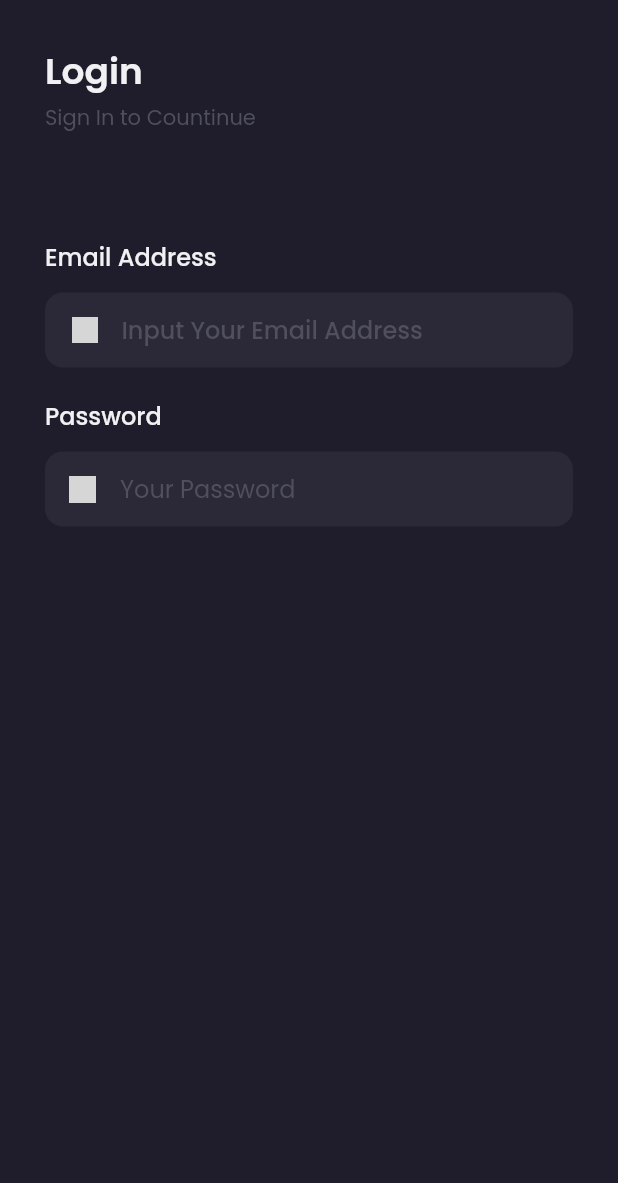
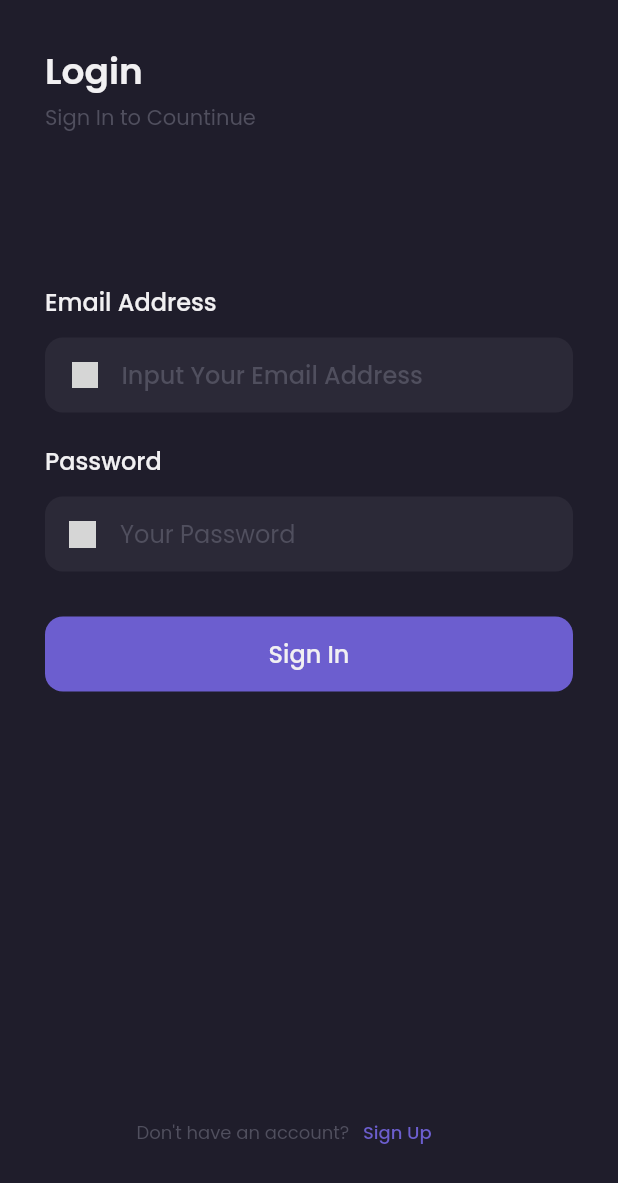
Before and after one commit to Jaya-SI/toko-online-shobar, a Flutter app: the screen it shows after launch, on a phone screen of 412 x 824 dp. Shown: the top 1183 px of the screen. Run offline on Flutter 3.47's test engine with Material 2 defaults, Android fonts, the light colour scheme and no system bars; our stand-ins replace google_fonts; grey boxes are pictures that could not be loaded.

Commit message:
signin fix and signup

```diff
--- a/lib/main.dart
+++ b/lib/main.dart
@@ -1,7 +1,8 @@
 import 'package:flutter/material.dart';
 import 'package:shopbar/pages/home_page.dart';
 import 'package:shopbar/pages/splash_page.dart';
-import 'package:shopbar/sigin-page.dart';
+import 'package:shopbar/signin-page.dart';
+import 'package:shopbar/signup-page.dart';
 
 void main() => runApp(MyApp());
 
@@ -13,8 +14,9 @@ class MyApp extends StatelessWidget {
     return MaterialApp(
       debugShowCheckedModeBanner: false,
       routes: {
-        '/':(context) => SplashPage(),
-        '/sign-in':(context) => SigInPage(),
+        '/': (context) => SplashPage(),
+        '/sign-in': (context) => SigInPage(),
+        '/sign-up': (context) => SignUpPage()
       },
     );
   }
--- /dev/null
+++ b/lib/signin-page.dart
@@ -0,0 +1,212 @@
+import 'package:flutter/material.dart';
+import 'package:google_fonts/google_fonts.dart';
+import 'package:shopbar/theme.dart';
+
+class SigInPage extends StatelessWidget {
+  @override
+  Widget build(BuildContext context) {
+    return Scaffold(
+        backgroundColor: warnaHitam1,
+        body: SafeArea(
+          child: ListView(
+            children: [
+              title(),
+              SizedBox(height: 70),
+              inputEmail(),
+              SizedBox(height: 20),
+              inputPass(),
+              SizedBox(height: 30),
+              btnSignIn(),
+              SizedBox(height: 270),
+              Container(
+                margin: EdgeInsets.symmetric(horizontal: 91),
+                child: Row(
+                  children: [
+                    Text(
+                      'Don\'t have an account?',
+                      style: GoogleFonts.poppins(
+                        fontSize: 12,
+                        color: abuText,
+                      ),
+                    ),
+                    TextButton(
+                      onPressed: () {
+                        Navigator.pushNamed(context, '/sign-up');
+                      },
+                      child: Text(
+                        'Sign Up',
+                        style: GoogleFonts.poppins(
+                          fontSize: 12,
+                          fontWeight: medium,
+                          color: warnaUngu,
+                        ),
+                      ),
+                    )
+                  ],
+                ),
+              )
+            ],
+          ),
+        ));
+  }
+
+  Widget title() {
+    return Container(
+      margin: EdgeInsets.only(left: 30, top: 30, bottom: 30),
+      child: Column(
+        crossAxisAlignment: CrossAxisAlignment.start,
+        children: [
+          Text(
+            'Login',
+            style: GoogleFonts.poppins(
+              fontSize: 24,
+              fontWeight: semibold,
+              color: waranaPutih,
+            ),
+          ),
+          SizedBox(height: 2),
+          Text(
+            'Sign In to Countinue',
+            style: GoogleFonts.poppins(
+              color: abuText,
+            ),
+          ),
+        ],
+      ),
+    );
+  }
+
+  Widget inputEmail() {
+    return Container(
+      margin: EdgeInsets.symmetric(horizontal: 30),
+      child: Column(
+        crossAxisAlignment: CrossAxisAlignment.start,
+        children: [
+          Text(
+            'Email Address',
+            style: GoogleFonts.poppins(
+              fontSize: 16,
+              fontWeight: medium,
+              color: waranaPutih,
+            ),
+          ),
+          SizedBox(
+            height: 12,
+          ),
+          Container(
+              height: 50,
+              decoration: BoxDecoration(
+                color: warnaHitam2,
+                borderRadius: BorderRadius.circular(12),
+              ),
+              child: Padding(
+                padding: const EdgeInsets.only(
+                  left: 18,
+                ),
+                child: Row(
+                  children: [
+                    Image.asset(
+                      'assets/icon_email.png',
+                      width: 17,
+                    ),
+                    SizedBox(
+                      width: 16,
+                    ),
+                    Expanded(
+                      child: TextFormField(
+                        style: GoogleFonts.poppins(
+                          fontSize: 16,
+                          fontWeight: medium,
+                          color: waranaPutih,
+                        ),
+                        decoration: InputDecoration.collapsed(
+                            hintText: 'Input Your Email Address',
+                            hintStyle: GoogleFonts.poppins(
+                              color: abuText,
+                            )),
+                      ),
+                    )
+                  ],
+                ),
+              ))
+        ],
+      ),
+    );
+  }
+
+  Widget inputPass() {
+    return Container(
+      margin: EdgeInsets.symmetric(horizontal: 30),
+      child: Column(
+        crossAxisAlignment: CrossAxisAlignment.start,
+        children: [
+          Text(
+            'Password',
+            style: GoogleFonts.poppins(
+              fontSize: 16,
+              fontWeight: medium,
+              color: waranaPutih,
+            ),
+          ),
+          SizedBox(height: 12),
+          Container(
+            height: 50,
+            decoration: BoxDecoration(
+              color: warnaHitam2,
+              borderRadius: BorderRadius.circular(12),
+            ),
+            child: Padding(
+              padding: const EdgeInsets.only(left: 16),
+              child: Row(
+                children: [
+                  Image.asset(
+                    'assets/icon_password.png',
+                    width: 18,
+                  ),
+                  SizedBox(width: 16),
+                  Expanded(
+                    child: TextFormField(
+                      style: GoogleFonts.poppins(
+                        color: waranaPutih,
+                      ),
+                      obscureText: true,
+                      decoration: InputDecoration.collapsed(
+                        hintText: 'Your Password',
+                        hintStyle: GoogleFonts.poppins(
+                          color: abuText,
+                        ),
+                      ),
+                    ),
+                  )
+                ],
+              ),
+            ),
+          )
+        ],
+      ),
+    );
+  }
+
+  Widget btnSignIn() {
+    return Container(
+        height: 50,
+        width: double.infinity,
+        margin: EdgeInsets.symmetric(horizontal: 30),
+        child: TextButton(
+          onPressed: () {},
+          style: TextButton.styleFrom(
+              backgroundColor: warnaUngu,
+              shape: RoundedRectangleBorder(
+                borderRadius: BorderRadius.circular(12),
+              )),
+          child: Text(
+            'Sign In',
+            style: GoogleFonts.poppins(
+              fontSize: 16,
+              fontWeight: medium,
+              color: waranaPutih,
+            ),
+          ),
+        ));
+  }
+}
```
Also changed, not shown: lib/signup-page.dart (added, +151 -0 lines).
